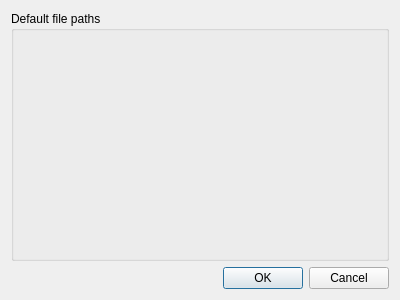
Above: mandelbulber2/qt/preferencesdialog.ui from buddhi1980/mandelbulber2 before the change. Below: the same form after it.
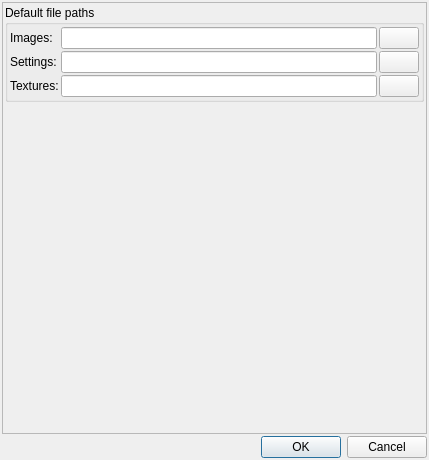
That is the form after the change. Icons and pictures are not drawn.

Commit message: Added edit fields and selection dialogs in preferences dialog

The edit to the form file:
```diff
--- a/mandelbulber2/qt/preferencesdialog.ui
+++ b/mandelbulber2/qt/preferencesdialog.ui
@@ -6,19 +6,171 @@
    <rect>
     <x>0</x>
     <y>0</y>
-    <width>400</width>
-    <height>300</height>
+    <width>429</width>
+    <height>460</height>
    </rect>
   </property>
   <property name="windowTitle">
    <string>Dialog</string>
   </property>
   <layout class="QVBoxLayout" name="verticalLayout">
+   <property name="spacing">
+    <number>2</number>
+   </property>
+   <property name="leftMargin">
+    <number>2</number>
+   </property>
+   <property name="topMargin">
+    <number>2</number>
+   </property>
+   <property name="rightMargin">
+    <number>2</number>
+   </property>
+   <property name="bottomMargin">
+    <number>2</number>
+   </property>
    <item>
-    <widget class="QGroupBox" name="groupBox">
-     <property name="title">
-      <string>Default file paths</string>
+    <widget class="QScrollArea" name="scrollArea">
+     <property name="widgetResizable">
+      <bool>true</bool>
      </property>
+     <widget class="QWidget" name="scrollAreaWidgetContents">
+      <property name="geometry">
+       <rect>
+        <x>0</x>
+        <y>0</y>
+        <width>423</width>
+        <height>430</height>
+       </rect>
+      </property>
+      <layout class="QVBoxLayout" name="verticalLayout_2">
+       <property name="spacing">
+        <number>2</number>
+       </property>
+       <property name="leftMargin">
+        <number>2</number>
+       </property>
+       <property name="topMargin">
+        <number>2</number>
+       </property>
+       <property name="rightMargin">
+        <number>2</number>
+       </property>
+       <property name="bottomMargin">
+        <number>2</number>
+       </property>
+       <item>
+        <widget class="QGroupBox" name="groupBox">
+         <property name="title">
+          <string>Default file paths</string>
+         </property>
+         <layout class="QVBoxLayout" name="verticalLayout_3">
+          <property name="spacing">
+           <number>2</number>
+          </property>
+          <property name="leftMargin">
+           <number>2</number>
+          </property>
+          <property name="topMargin">
+           <number>2</number>
+          </property>
+          <property name="rightMargin">
+           <number>2</number>
+          </property>
+          <property name="bottomMargin">
+           <number>2</number>
+          </property>
+          <item>
+           <layout class="QGridLayout" name="gridLayout">
+            <property name="spacing">
+             <number>2</number>
+            </property>
+            <item row="0" column="1">
+             <widget class="QLineEdit" name="text_default_image_path"/>
+            </item>
+            <item row="1" column="2">
+             <widget class="QPushButton" name="pushButton_select_settings_path">
+              <property name="text">
+               <string/>
+              </property>
+              <property name="icon">
+               <iconset theme="folder">
+                <normaloff/>
+               </iconset>
+              </property>
+             </widget>
+            </item>
+            <item row="1" column="0">
+             <widget class="QLabel" name="label_2">
+              <property name="text">
+               <string>Settings:</string>
+              </property>
+             </widget>
+            </item>
+            <item row="0" column="2">
+             <widget class="QPushButton" name="pushButton_select_image_path">
+              <property name="text">
+               <string/>
+              </property>
+              <property name="icon">
+               <iconset theme="folder">
+                <normaloff/>
+               </iconset>
+              </property>
+             </widget>
+            </item>
+            <item row="0" column="0">
+             <widget class="QLabel" name="label">
+              <property name="text">
+               <string>Images:</string>
+              </property>
+             </widget>
+            </item>
+            <item row="1" column="1">
+             <widget class="QLineEdit" name="text_default_settings_path"/>
+            </item>
+            <item row="2" column="0">
+             <widget class="QLabel" name="label_3">
+              <property name="text">
+               <string>Textures:</string>
+              </property>
+             </widget>
+            </item>
+            <item row="2" column="1">
+             <widget class="QLineEdit" name="text_default_textures_path"/>
+            </item>
+            <item row="2" column="2">
+             <widget class="QPushButton" name="pushButton_select_textures_path">
+              <property name="text">
+               <string/>
+              </property>
+              <property name="icon">
+               <iconset theme="folder">
+                <normaloff/>
+               </iconset>
+              </property>
+             </widget>
+            </item>
+           </layout>
+          </item>
+         </layout>
+        </widget>
+       </item>
+       <item>
+        <spacer name="verticalSpacer">
+         <property name="orientation">
+          <enum>Qt::Vertical</enum>
+         </property>
+         <property name="sizeHint" stdset="0">
+          <size>
+           <width>20</width>
+           <height>40</height>
+          </size>
+         </property>
+        </spacer>
+       </item>
+      </layout>
+     </widget>
     </widget>
    </item>
    <item>
```
The commit also changes 3 other files.
